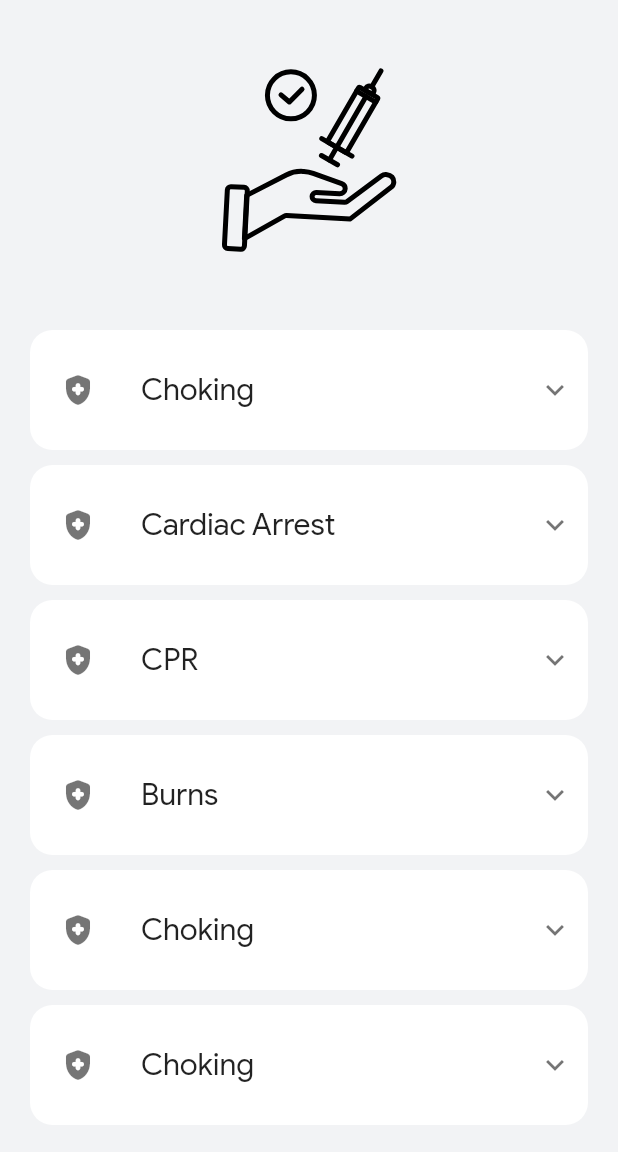
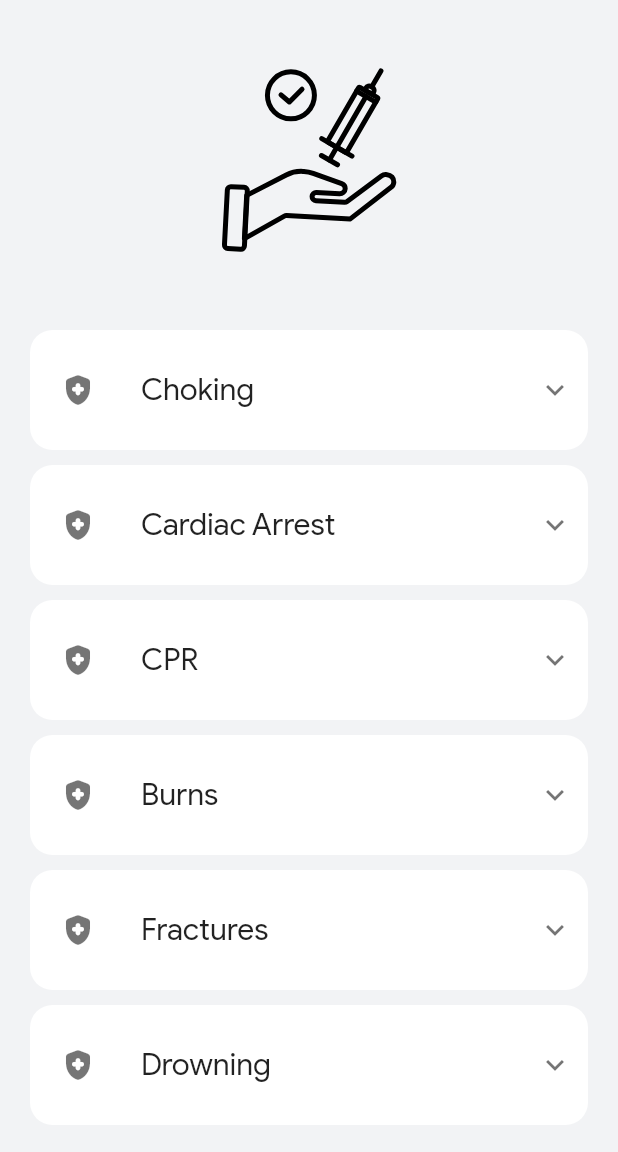
Before and after one commit to Jxhan11/UniMed, a Flutter app: the FirstAid screen opened directly, on a phone screen of 412 x 824 dp, the part 84-1236 px from its top. Run offline on Flutter 3.47's test engine with Material 2 defaults, Android fonts, the phone set to English and light mode, and no system bars; our stand-ins replace charts_flutter, custom_sliding_segmented_control, fluttertoast, google_nav_bar, lottie, youtube_player_flutter; missing offline and left inert: sliding_switch; network calls fail.

Commit message:
DDE: FirstAid fix

```diff
--- a/lib/Pages/FirstAid.dart
+++ b/lib/Pages/FirstAid.dart
@@ -361,7 +361,7 @@ class _FirstAidState extends State<FirstAid> {
                           children: <Widget>[
                             SizedBox(width: test.horizontal(value: 10),),
                             Icon(Icons.health_and_safety_rounded),
-                            Container(padding: EdgeInsets.only(left: test.horizontal(value: 30)), child: Text('Choking',style: TextStyle(fontFamily: "PSL",fontSize: 20),))
+                            Container(padding: EdgeInsets.only(left: test.horizontal(value: 30)), child: Text('Fractures',style: TextStyle(fontFamily: "PSL",fontSize: 20),))
                           ],
                         ),
                       ),
@@ -425,7 +425,7 @@ class _FirstAidState extends State<FirstAid> {
                           children: <Widget>[
                             SizedBox(width: test.horizontal(value: 10),),
                             Icon(Icons.health_and_safety_rounded),
-                            Container(padding: EdgeInsets.only(left: test.horizontal(value: 30)), child: Text('Choking',style: TextStyle(fontFamily: "PSL",fontSize: 20),))
+                            Container(padding: EdgeInsets.only(left: test.horizontal(value: 30)), child: Text('Drowning',style: TextStyle(fontFamily: "PSL",fontSize: 20),))
                           ],
                         ),
                       ),
```
